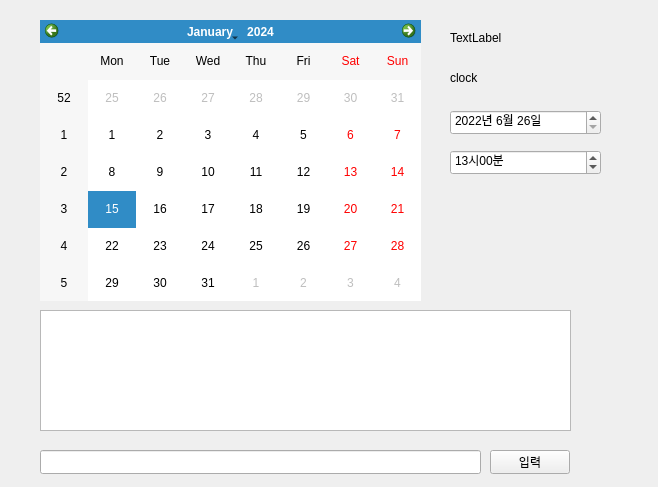
Above: widget.ui from Non-Yujin/Share_Calender before the change. Below: the same form after it.
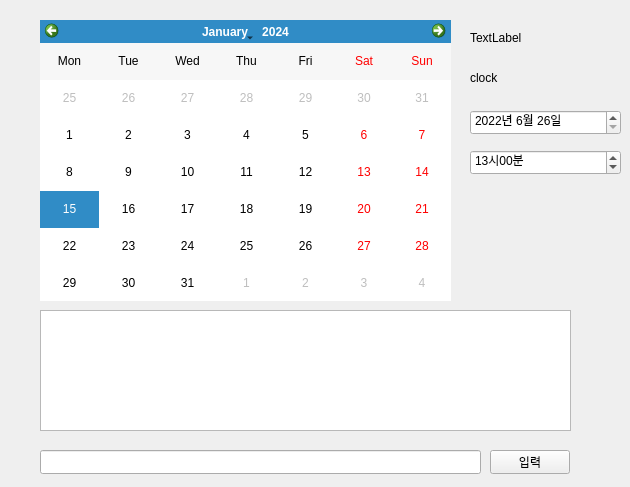
That is the form after the change.

What changed in the file:
```diff
--- a/widget.ui
+++ b/widget.ui
@@ -6,7 +6,7 @@
    <rect>
     <x>0</x>
     <y>0</y>
-    <width>658</width>
+    <width>630</width>
     <height>487</height>
    </rect>
   </property>
@@ -31,10 +31,25 @@
     <rect>
      <x>40</x>
      <y>20</y>
-     <width>381</width>
+     <width>411</width>
      <height>281</height>
     </rect>
    </property>
+   <property name="styleSheet">
+    <string notr="true"/>
+   </property>
+   <property name="gridVisible">
+    <bool>false</bool>
+   </property>
+   <property name="verticalHeaderFormat">
+    <enum>QCalendarWidget::NoVerticalHeader</enum>
+   </property>
+   <property name="navigationBarVisible">
+    <bool>true</bool>
+   </property>
+   <property name="dateEditEnabled">
+    <bool>true</bool>
+   </property>
   </widget>
   <widget class="QTextEdit" name="text">
    <property name="geometry">
@@ -49,7 +64,7 @@
   <widget class="QLabel" name="clock">
    <property name="geometry">
     <rect>
-     <x>450</x>
+     <x>470</x>
      <y>70</y>
      <width>131</width>
      <height>16</height>
@@ -62,7 +77,7 @@
   <widget class="QLabel" name="show_date_time">
    <property name="geometry">
     <rect>
-     <x>450</x>
+     <x>470</x>
      <y>30</y>
      <width>121</width>
      <height>16</height>
@@ -75,7 +90,7 @@
   <widget class="QDateEdit" name="date">
    <property name="geometry">
     <rect>
-     <x>450</x>
+     <x>470</x>
      <y>110</y>
      <width>151</width>
      <height>25</height>
@@ -95,7 +110,7 @@
   <widget class="QTimeEdit" name="time">
    <property name="geometry">
     <rect>
-     <x>450</x>
+     <x>470</x>
      <y>150</y>
      <width>151</width>
      <height>25</height>
```
